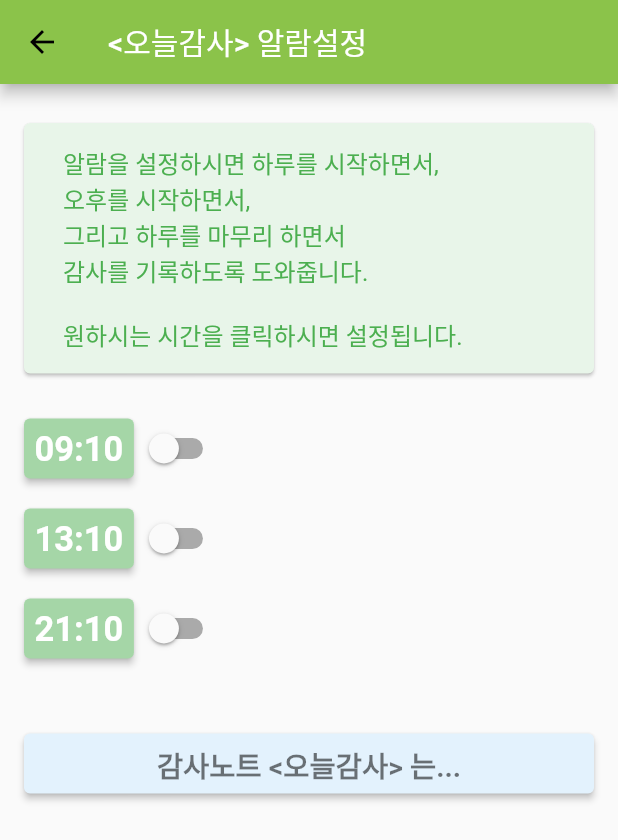
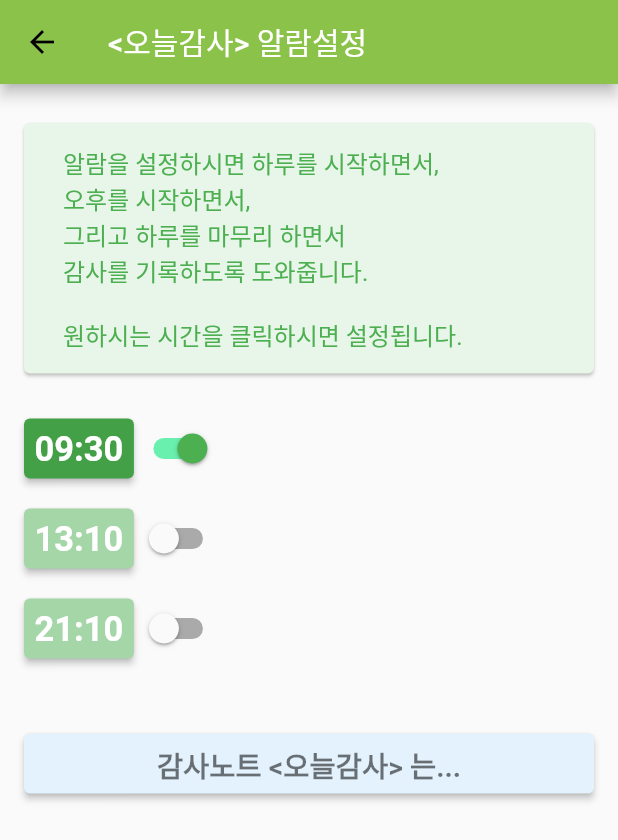
Before and after one commit to mygospel/thanks2, a Flutter app: the screen it shows after launch, after a tap on the "settings" icon, on a phone screen of 412 x 824 dp. Shown: the top 840 px of the screen. Run offline on Flutter 3.47's test engine with Material 2 defaults, Android fonts, the phone set to English and light mode, and no system bars; our stand-ins replace badges, flutter_local_notifications, fluttertoast, material_design_icons_flutter, shared_preferences, sqflite and 2 more; missing offline and left inert: shared_preferences_web; accounts and stored records are empty.

Commit message:
알람기본세팅

```diff
--- a/lib/main.dart
+++ b/lib/main.dart
@@ -7,6 +7,7 @@ import 'package:badges/badges.dart';
 import 'package:material_design_icons_flutter/material_design_icons_flutter.dart';
 import 'package:flutter_localizations/flutter_localizations.dart';
 import 'package:flutter_local_notifications/flutter_local_notifications.dart';
+import 'package:shared_preferences/shared_preferences.dart';
 import './database/memo.dart';
 import './database/db.dart';
 import './splash.dart';
@@ -21,6 +22,8 @@ import 'package:timezone/timezone.dart' as tz;
 
 TextEditingController titleController = new TextEditingController();
 TextEditingController dateController = new TextEditingController();
+
+Future<SharedPreferences> _prefs = SharedPreferences.getInstance();
 
 List<Color> arr_color = [
   Colors.lightGreen.shade600,
@@ -93,6 +96,7 @@ Future<void> _calReadTotal() async {
 
 void main() {
   runApp(new MaterialApp(
+    debugShowCheckedModeBanner: false,
     home: new SplashScreen(),
     localizationsDelegates: [
       GlobalMaterialLocalizations.delegate,
@@ -177,6 +181,8 @@ class _MyHomePageState extends State<MyHomePage> {
       total_bg = Colors.white;
       today_bg = Colors.lightGreen.shade100;
     }
+
+    checkAlarmStart();
 
     new Future.delayed(Duration.zero, () {
       goCal(context);
@@ -589,3 +595,19 @@ tz.TZDateTime _setNotiTime(int hh, int ii) {
 
   return scheduledDate;
 }
+
+Future<void> checkAlarmStart() async {
+  bool AlarmStart = false;
+
+  final SharedPreferences prefs = await _prefs;
+  AlarmStart = prefs.getBool("AlarmStart") ?? false;
+
+  if (AlarmStart == false) {
+    await prefs.setBool("AlarmStart", true);
+    await prefs.setBool("notiState_0", true);
+    await prefs.setString("notiTime_0", "9:30");
+    print("알람 새로저장");
+  } else {
+    print("알람 이미 저장");
+  }
+}
```
Also changed, not shown: assets/splash_img.png, 138 other files.
